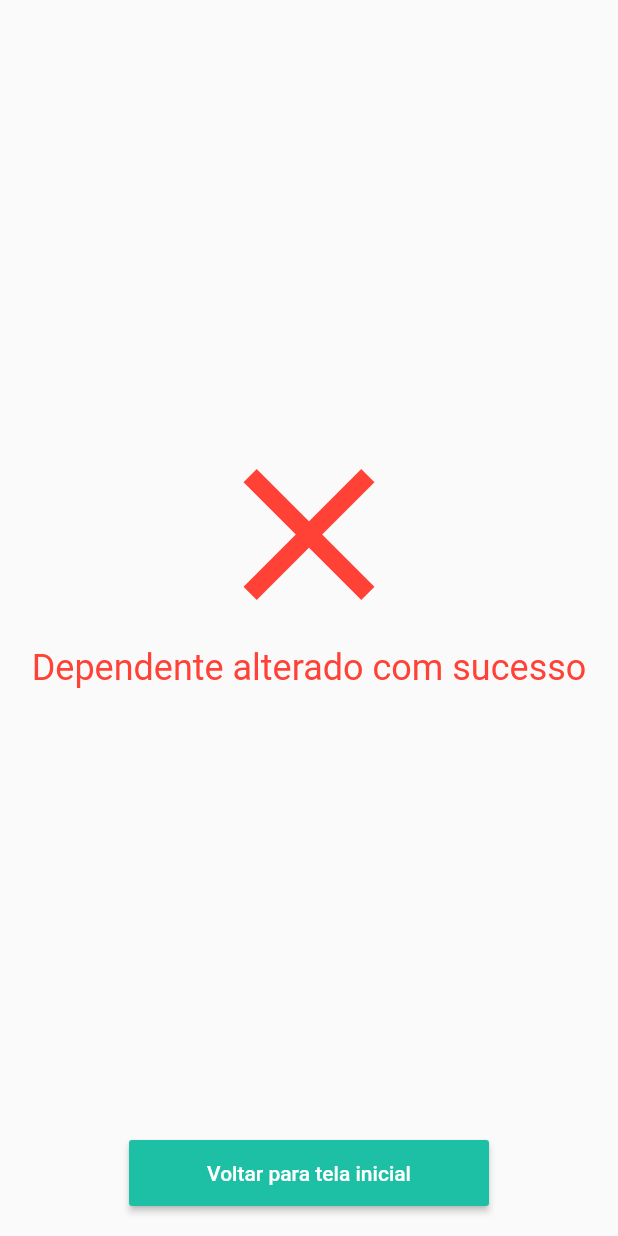
After one commit to dakoctba/callma, a Flutter app: the StatusScreen screen opened directly, on a phone screen of 412 x 824 dp. The commit adds this screen. Run offline on Flutter 3.47's test engine with Material 2 defaults, Android fonts, the phone set to English and light mode, and no system bars; our stand-ins replace cloud_firestore, qr_flutter, share; accounts and stored records are empty; network calls fail.

Commit message:
StatusScreen

```diff
--- a/lib/components/CallmaColors.dart
+++ b/lib/components/CallmaColors.dart
@@ -5,8 +5,9 @@ class CallmaColors {
   static const Color VERDE_ESCURO = Color.fromARGB(255, 29, 191, 165); // #1DBFA5
   static const Color VERDE_CLARO = Color.fromARGB(9, 214, 180, 1);
 
-  static const Color CINZA = Color.fromARGB(255, 221,221,221); // #C0C0C0
-  static const Color CINZA_CLARO = Color.fromARGB(255, 192,192,192); // #C0C0C0
+  static const Color CINZA = Color.fromARGB(255, 221, 221, 221); // #C0C0C0
+  static const Color CINZA_CLARO = Color.fromARGB(255, 192, 192, 192); // #C0C0C0
   static const Color CINZA_BEM_CLARO = Color.fromARGB(255, 244, 244, 244); // #C0C0C0
 
+  static const Color VERMELHO = Color.fromARGB(255, 255, 65, 54);
 }
--- /dev/null
+++ b/lib/components/StatusScreen.dart
@@ -0,0 +1,48 @@
+import 'package:callma/components/buttons/CallmaButton.dart';
+import 'package:flutter/material.dart';
+
+import 'CallmaColors.dart';
+
+class StatusScreen extends StatelessWidget {
+  final String message;
+  final bool success;
+  final String buttonMessage;
+  final Function onPressed;
+
+  StatusScreen(this.message, this.success, this.buttonMessage, this.onPressed);
+
+  _getIcon() {
+    return this.success == true
+        ? Icon(Icons.check, color: CallmaColors.VERDE_ESCURO, size: 150)
+        : Icon(Icons.clear, color: CallmaColors.VERMELHO, size: 150);
+  }
+
+  _getText() {
+    return this.success == true
+        ? Text(this.message, style: TextStyle(fontSize: 24, color: CallmaColors.VERDE_ESCURO), textAlign: TextAlign.center)
+        : Text(this.message, style: TextStyle(fontSize: 24, color: CallmaColors.VERMELHO), textAlign: TextAlign.center);
+  }
+
+  @override
+  Widget build(BuildContext context) {
+    return Scaffold(
+      body: Center(
+        child: Column(
+          children: <Widget>[
+            Expanded(
+              child: Column(
+                mainAxisAlignment: MainAxisAlignment.center,
+                crossAxisAlignment: CrossAxisAlignment.center,
+                children: <Widget>[
+                  _getIcon(),
+                  _getText(),
+                ],
+              ),
+            ),
+            CallmaButton(this.buttonMessage, this.onPressed)
+          ],
+        ),
+      ),
+    );
+  }
+}
--- a/lib/components/bars/CallmaBottomNavigationBar.dart
+++ b/lib/components/bars/CallmaBottomNavigationBar.dart
@@ -3,9 +3,9 @@ import 'package:callma/modules/consulta/screens/ProfessionsScreen.dart';
 import 'package:callma/modules/help/screens/HelpScreen.dart';
 import 'package:flutter/material.dart';
 import '../CallmaColors.dart';
+import '../StatusScreen.dart';
 
 class CallmaBottomNavigationBar extends StatelessWidget {
-
   int _selectedIndex = 0;
 
   static const int HOME_OPTION = 0;
@@ -28,33 +28,32 @@ class CallmaBottomNavigationBar extends StatelessWidget {
       ],
       currentIndex: _selectedIndex,
       onTap: (option) {
-        switch(option) {
+        switch (option) {
           case LIST_OPTION:
+            Navigator.of(context).push(MaterialPageRoute(
+                builder: (context) => StatusScreen("Dependente alterado com sucesso", false, "Voltar para tela inicial", () {
+                      debugPrint("Show de buela");
+                    })));
             break;
           case NOTIFICATIONS_OPTION:
             break;
           case CONFIGURATIONS_OPTION:
-            Navigator.of(context).pushReplacement(
-                MaterialPageRoute(builder: (context) => ConfigurationsScreen())
-            );
+            Navigator.of(context).pushReplacement(MaterialPageRoute(builder: (context) => ConfigurationsScreen()));
             break;
           case HELP_OPTION:
-            Navigator.of(context).pushReplacement(
-                MaterialPageRoute(builder: (context) => HelpScreen())
-            );
+            Navigator.of(context).pushReplacement(MaterialPageRoute(builder: (context) => HelpScreen()));
             break;
           case HOME_OPTION:
           default:
-            Navigator.of(context).pushReplacement(
-                MaterialPageRoute(builder: (context) => ProfessionsScreen())
-            );
+            Navigator.of(context).pushReplacement(MaterialPageRoute(builder: (context) => ProfessionsScreen()));
         }
       },
       type: BottomNavigationBarType.fixed,
       backgroundColor: CallmaColors.BACKGROUND_COLOR,
       selectedItemColor: Colors.white,
       unselectedItemColor: CallmaColors.VERDE_ESCURO,
-      showSelectedLabels: false,   // Não mostrar as labels nos botões
+      showSelectedLabels: false,
+      // Não mostrar as labels nos botões
       showUnselectedLabels: false, // Não mostrar as labels nos botões
     );
   }
--- a/lib/components/buttons/CallmaButton.dart
+++ b/lib/components/buttons/CallmaButton.dart
@@ -4,19 +4,23 @@ import '../CallmaColors.dart';
 
 class CallmaButton extends StatelessWidget {
   final String label;
+  final Function onPressed;
 
-  CallmaButton(this.label);
+  CallmaButton(this.label, this.onPressed);
 
   @override
   Widget build(BuildContext context) {
-    return SizedBox(
+    return Padding(
+      padding: EdgeInsets.all(20),
+      child: SizedBox(
         height: 44.0,
         width: 240.0,
         child: RaisedButton(
             color: CallmaColors.VERDE_ESCURO,
             textColor: Colors.white,
-          onPressed: () {},
+            onPressed: this.onPressed,
             child: Text(this.label)
+        ),
       ),
     );
   }
--- a/lib/modules/configurations/screens/ConfigurationsScreen.dart
+++ b/lib/modules/configurations/screens/ConfigurationsScreen.dart
@@ -58,7 +58,6 @@ class ConfigurationsScreen extends StatelessWidget {
     });
   }
 
-
   @override
   Widget build(BuildContext context) {
     return Scaffold(
--- a/lib/modules/consulta/screens/FiltersScreen.dart
+++ b/lib/modules/consulta/screens/FiltersScreen.dart
@@ -65,7 +65,7 @@ class _FiltersScreenState extends State<FiltersScreen> {
               ),
               Padding(
                   padding: EdgeInsets.all(20.0),
-                  child: CallmaButton("Filtrar resultado")
+                  child: CallmaButton("Filtrar resultado", () {})
               )
             ],
           ),
--- a/lib/modules/consulta/screens/PlaceScreen.dart
+++ b/lib/modules/consulta/screens/PlaceScreen.dart
@@ -62,10 +62,7 @@ class PlaceScreen extends StatelessWidget {
                   ).toList()
               ),
             ),
-            Padding(
-              padding: EdgeInsets.all(20.0),
-              child: CallmaButton("Adicionar endereço")
-            )
+            CallmaButton("Adicionar endereço", () {})
           ]
         )
     );
```
Also changed, not shown: lib/modules/help/screens/HelpScreen.dart (+30 -32 lines). Lines whose indentation alone changed are shown as unchanged.
